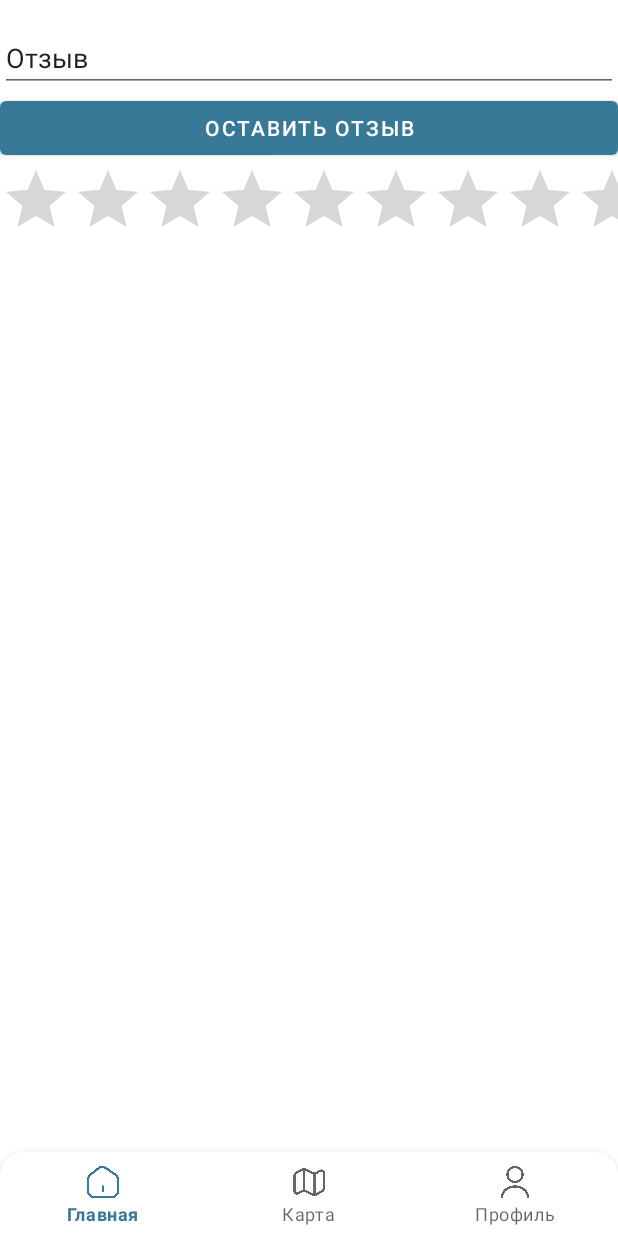
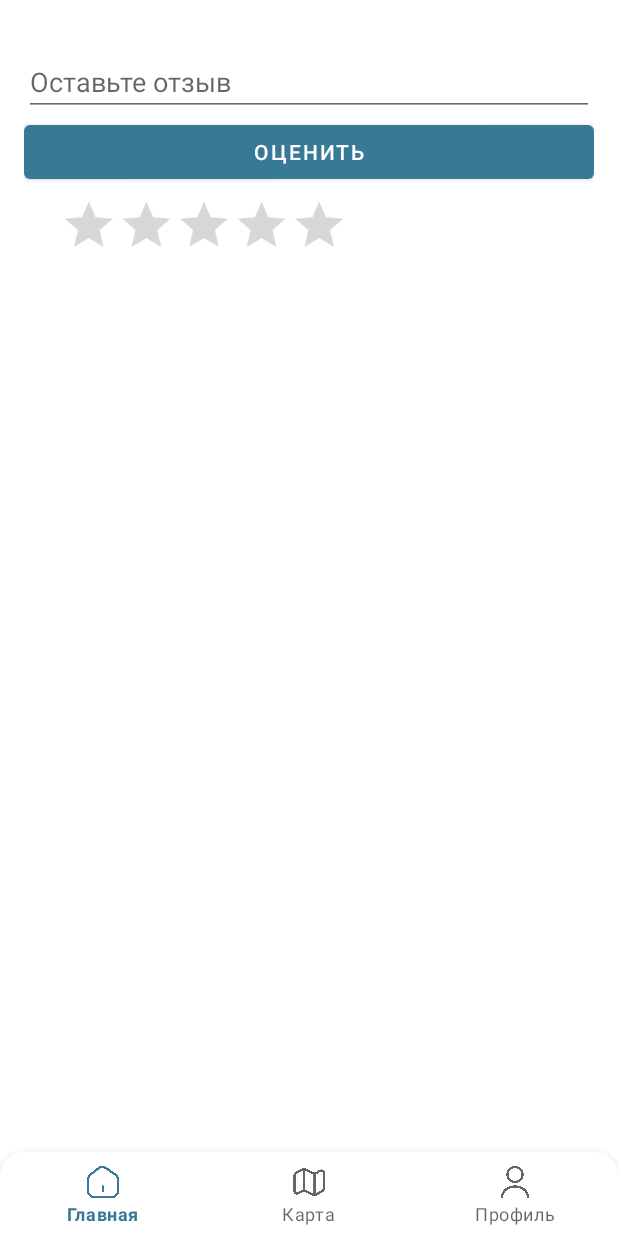
Before and after one commit to Xofty1/Hoofit, an Android app: the fragment CommentFragment placed in its activity, on a phone screen of 412 x 824 dp. Run offline under Robolectric (Android 15) with nearby library versions, the phone set to English and light mode, and no system bars; our stand-ins replace Firebase (no records; nobody signed in at launch, a user with empty details on screens opened directly); 2 statements that could not run were skipped.

Commit message:
good comments but need design

```diff
--- a/app/src/main/java/com/example/hoofit/adapter/CommentAdapter.java
+++ b/app/src/main/java/com/example/hoofit/adapter/CommentAdapter.java
@@ -83,7 +83,7 @@ public class CommentAdapter extends RecyclerView.Adapter<CommentAdapter.ViewHold
             textName = itemView.findViewById(R.id.text_name);
             textMessage = itemView.findViewById(R.id.text_message);
             ratingBar = itemView.findViewById(R.id.ratingBar);
-            image = itemView.findViewById(R.id.imageView);
+            image = itemView.findViewById(R.id.imageView_avatar);
 
         }
     }
--- a/app/src/main/res/layout/fragment_comment.xml
+++ b/app/src/main/res/layout/fragment_comment.xml
@@ -1,15 +1,21 @@
 <?xml version="1.0" encoding="utf-8"?>
-<LinearLayout xmlns:android="http://schemas.android.com/apk/res/android"
+<androidx.core.widget.NestedScrollView xmlns:android="http://schemas.android.com/apk/res/android"
     xmlns:tools="http://schemas.android.com/tools"
     android:layout_width="match_parent"
     android:layout_height="match_parent"
-    android:orientation="vertical">
+    android:fillViewport="true">
+
+    <LinearLayout
+        android:layout_width="match_parent"
+        android:layout_height="wrap_content"
+        android:orientation="vertical"
+        android:padding="16dp">
 
         <androidx.recyclerview.widget.RecyclerView
             android:id="@+id/list_comment"
             android:layout_width="match_parent"
             android:layout_height="wrap_content"
-    android:layout_marginTop="16dp"/>
+            android:layout_marginBottom="16dp"/>
 
         <EditText
             android:id="@+id/editText_addMessage"
@@ -17,17 +23,23 @@
             android:layout_height="wrap_content"
             android:ems="10"
             android:inputType="text"
-        android:text="Отзыв" />
+            android:hint="Оставьте отзыв"/>
 
         <Button
             android:id="@+id/button_addComment"
             android:layout_width="match_parent"
             android:layout_height="wrap_content"
-        android:text="Оставить отзыв" />
+            android:text="Оценить" />
 
         <RatingBar
             android:id="@+id/ratingBar"
-        android:layout_width="match_parent"
+            android:layout_width="wrap_content"
             android:layout_height="wrap_content"
-        android:numStars="5"/>
+            android:numStars="5"
+            android:layout_marginBottom="8dp"
+            android:scaleX="0.8"
+            android:scaleY="0.8"
+            android:progressTint="@color/gold"/>
     </LinearLayout>
+
+</androidx.core.widget.NestedScrollView>
--- a/app/src/main/res/layout/fragment_info_trail.xml
+++ b/app/src/main/res/layout/fragment_info_trail.xml
@@ -76,6 +76,12 @@
             android:textColor="@color/dark_blue"
             android:textSize="16sp" />
 
+        <TextView
+            android:id="@+id/textView_rating"
+            android:layout_width="match_parent"
+            android:layout_height="wrap_content"
+            android:text="TextView" />
+
         <LinearLayout
             android:layout_width="wrap_content"
             android:layout_height="wrap_content"
--- a/app/src/main/res/values/colors.xml
+++ b/app/src/main/res/values/colors.xml
@@ -11,4 +11,6 @@
     <color name="orange">#F0A54E</color>
     <color name="beige">#FFEEDB</color>
     <color name="transparent">#00111111</color>
+    <color name="gold">#FFD700</color>
+    <color name="gray">#333331</color>
 </resources>
```
Also changed, not shown: app/src/main/java/com/example/hoofit/data/Trail.java (+15 -5 lines), app/src/main/java/com/example/hoofit/ui/CommentFragment.java (+5 -2 lines), app/src/main/java/com/example/hoofit/ui/infoTrail/InfoTrailFragment.java (+51 -2 lines), app/src/main/java/com/example/hoofit/ui/infoTrail/InfoTrailViewModel.java (+10 -0 lines), app/src/main/res/layout/comment_item.xml (+55 -21 lines). Lines whose indentation alone changed are shown as unchanged.
